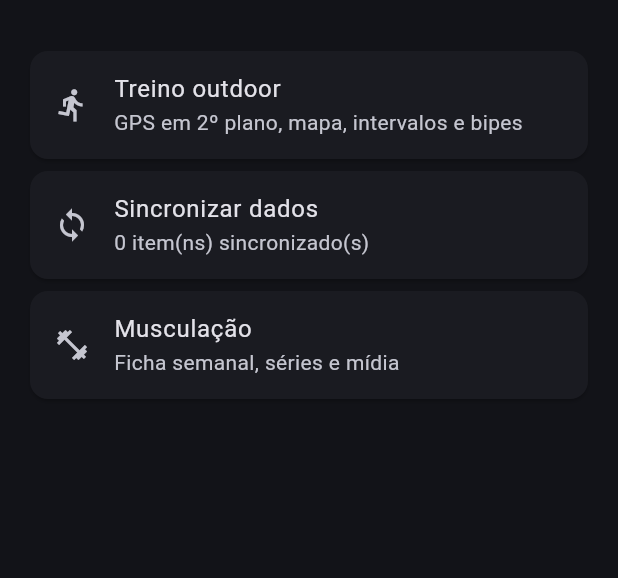
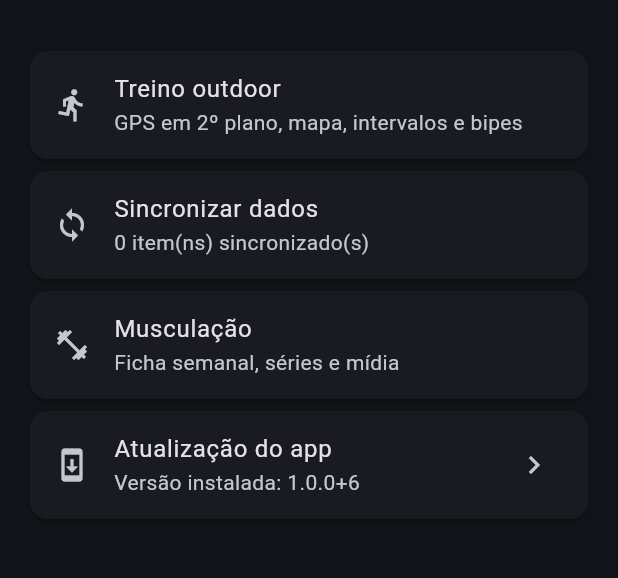
Before and after one commit to Agsterr/foco-academia, a Flutter app: the HomeScreen screen opened directly, after a tap on "Sincronizar dados", on a phone screen of 412 x 824 dp, the part 63-641 px from its top. Run offline on Flutter 3.47's test engine with Material 3 defaults, Android fonts, the phone set to English and light mode, and no system bars; our stand-ins replace dio, flutter_map, geolocator, latlong2, open_filex, package_info_plus and 4 more; accounts and stored records are empty; network calls fail.

Commit message:
Exibe versão no app e corrige checagem de atualização forçada.
Co-authored-by: Cursor <cursoragent@cursor.com>

```diff
--- a/mobile/lib/screens/home_screen.dart
+++ b/mobile/lib/screens/home_screen.dart
@@ -1,4 +1,8 @@
 import 'package:flutter/material.dart';
+import 'package:package_info_plus/package_info_plus.dart';
+
+import '../data/services/app_update_service.dart';
+import '../presentation/widgets/app_update_prompt.dart';
 import '../services/auth_service.dart';
 import '../services/sync_service.dart';
 import 'cardio_screen.dart';
@@ -13,13 +17,19 @@ class HomeScreen extends StatefulWidget {
 }
 
 class _HomeScreenState extends State<HomeScreen> with WidgetsBindingObserver {
+  final _updateService = AppUpdateService();
   String _status = '';
+  String _versionLabel = '...';
+  bool _checkingUpdate = false;
 
   @override
   void initState() {
     super.initState();
     WidgetsBinding.instance.addObserver(this);
-    WidgetsBinding.instance.addPostFrameCallback((_) => _sendHeartbeat());
+    WidgetsBinding.instance.addPostFrameCallback((_) {
+      _sendHeartbeat();
+      _loadVersion();
+    });
   }
 
   @override
@@ -32,6 +42,18 @@ class _HomeScreenState extends State<HomeScreen> with WidgetsBindingObserver {
   void didChangeAppLifecycleState(AppLifecycleState state) {
     if (state == AppLifecycleState.resumed) {
       _sendHeartbeat();
+      _loadVersion();
+    }
+  }
+
+  Future<void> _loadVersion() async {
+    try {
+      final info = await PackageInfo.fromPlatform();
+      if (!mounted) return;
+      setState(() => _versionLabel = '${info.version}+${info.buildNumber}');
+    } catch (_) {
+      if (!mounted) return;
+      setState(() => _versionLabel = 'desconhecida');
     }
   }
 
@@ -62,6 +84,33 @@ class _HomeScreenState extends State<HomeScreen> with WidgetsBindingObserver {
       await _goToLogin();
     } catch (e) {
       setState(() => _status = 'Offline ou erro: $e');
+    }
+  }
+
+  Future<void> _checkUpdate() async {
+    if (_checkingUpdate) return;
+    setState(() => _checkingUpdate = true);
+    try {
+      final message = await AppUpdatePrompt.checkAndPrompt(
+        context,
+        service: _updateService,
+        manual: true,
+      );
+      if (!mounted) return;
+      await _loadVersion();
+      if (!mounted) return;
+      if (message != null) {
+        ScaffoldMessenger.of(context).showSnackBar(
+          SnackBar(content: Text(message), duration: const Duration(seconds: 5)),
+        );
+      }
+    } catch (e) {
+      if (!mounted) return;
+      ScaffoldMessenger.of(context).showSnackBar(
+        SnackBar(content: Text('Erro ao verificar atualização: $e')),
+      );
+    } finally {
+      if (mounted) setState(() => _checkingUpdate = false);
     }
   }
 
@@ -113,6 +162,21 @@ class _HomeScreenState extends State<HomeScreen> with WidgetsBindingObserver {
               ),
             ),
           ),
+          Card(
+            child: ListTile(
+              leading: _checkingUpdate
+                  ? const SizedBox(
+                      width: 24,
+                      height: 24,
+                      child: CircularProgressIndicator(strokeWidth: 2),
+                    )
+                  : const Icon(Icons.system_update),
+              title: const Text('Atualização do app'),
+              subtitle: Text('Versão instalada: $_versionLabel'),
+              trailing: const Icon(Icons.chevron_right),
+              onTap: _checkingUpdate ? null : _checkUpdate,
+            ),
+          ),
         ],
       ),
     );
```
Also changed, not shown: mobile/lib/data/services/app_update_service.dart (+7 -1 lines), mobile/lib/presentation/widgets/app_update_listener.dart (+21 -125 lines), mobile/lib/presentation/widgets/app_update_prompt.dart (added, +178 -0 lines), 1 other file.
